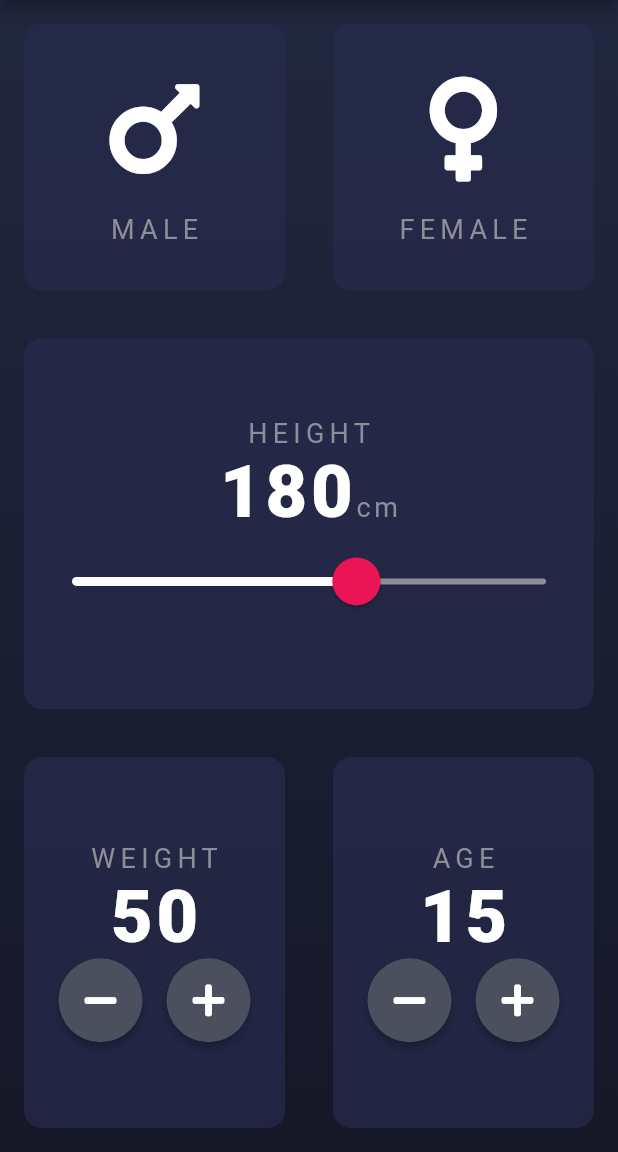
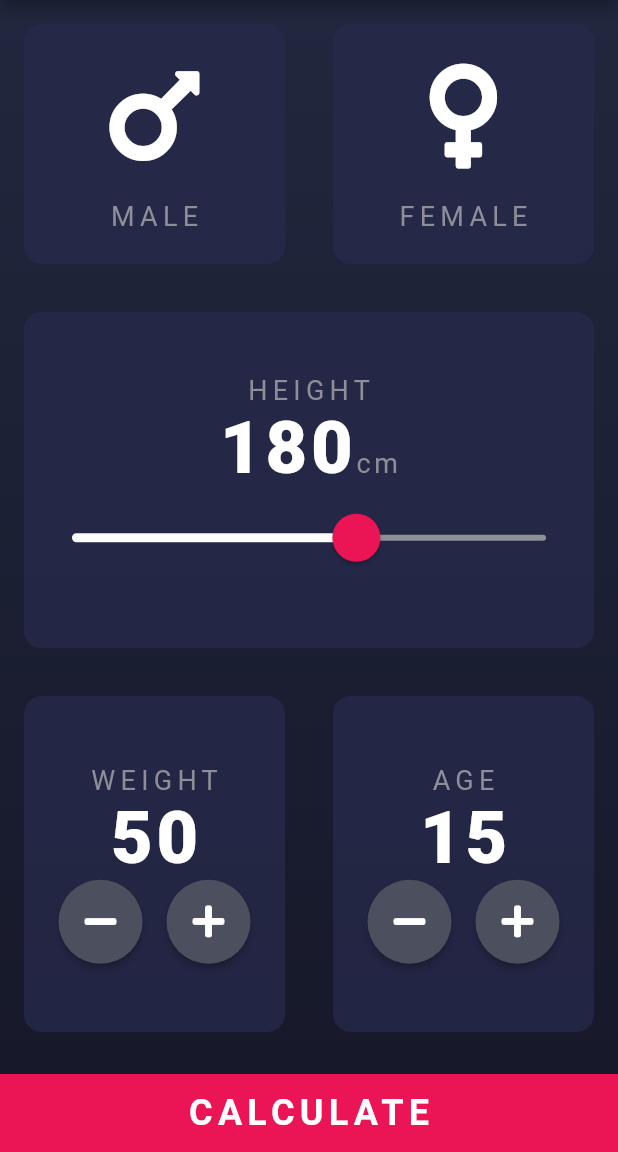
Before and after one commit to GowthamGoush/BMI-Flutter, a Flutter app: the screen it shows after launch, on a phone screen of 412 x 824 dp, the part 84-1236 px from its top. Run offline on Flutter 3.47's test engine with Material 2 defaults, Android fonts, the phone set to English and light mode, and no system bars; our stand-ins replace font_awesome_flutter, google_fonts; Roboto replaces fonts that are missing (Dosis).

Commit message:
Add calculate button

```diff
--- a/lib/inputPage.dart
+++ b/lib/inputPage.dart
@@ -1,3 +1,5 @@
+import 'package:bmi_flutter_app/calculatorBrain.dart';
+import 'package:bmi_flutter_app/resultPage.dart';
 import 'package:bmi_flutter_app/roundedIconButton.dart';
 import 'package:flutter/cupertino.dart';
 import 'package:flutter/material.dart';
@@ -245,6 +247,41 @@ class _InputPageState extends State<InputPage> {
                   ],
                 ),
               ),
+              Expanded(
+                flex: 1,
+                child: GestureDetector(
+                  onTap: () {
+                    CalculatorBrain bmiCalc = CalculatorBrain(
+                      weight: weight,
+                      height: height,
+                    );
+
+                    Navigator.push(
+                        context,
+                        MaterialPageRoute(
+                            builder: (context) => ResultPage(
+                                  bmi: bmiCalc.calculateBMI(),
+                                  bmiResult: bmiCalc.getResult(),
+                                  bmiInterpretation:
+                                      bmiCalc.getInterpretation(),
+                                )));
+                  },
+                  child: Container(
+                    width: double.infinity,
+                    color: Color(kBottomContainerColor),
+                    child: Center(
+                      child: CustomTextStyle(
+                        textLabel: 'CALCULATE',
+                        fontColor: kDefaultFontColor,
+                        fontSize: 24,
+                        fontWeight: FontWeight.w600,
+                        letterSpacing: 3.5,
+                      ),
+                    ),
+                    margin: EdgeInsets.only(top: 12.0),
+                  ),
+                ),
+              )
             ],
           ),
         ),
```
